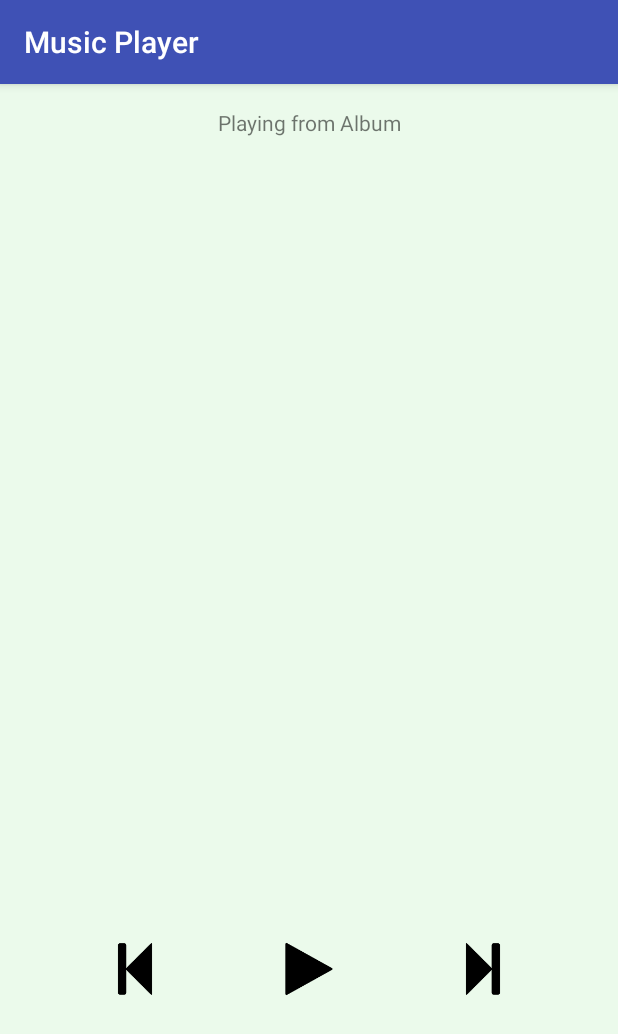
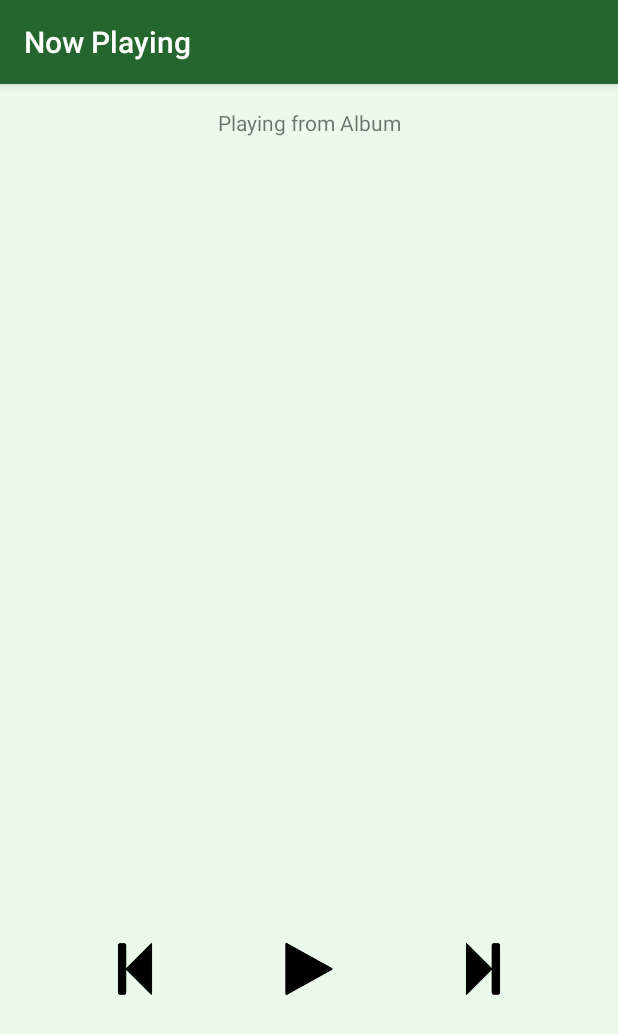
Before and after one commit to stokedpuppet/music_player, an Android app: the NowPlayingActivity screen opened directly, with no data from a screen before it, on a phone screen of 412 x 824 dp. Shown: the top 1034 px of the screen. Run offline under Robolectric (Android 15) with nearby library versions, the phone set to English and light mode, and no system bars; 1 statement that could not run was skipped.

Commit message:
extracted colors, dimens, strings

```diff
--- a/app/src/main/res/layout/activity_now_playing.xml
+++ b/app/src/main/res/layout/activity_now_playing.xml
@@ -4,25 +4,25 @@
     android:layout_width="match_parent"
     android:layout_height="match_parent"
     android:orientation="vertical"
-    android:padding="16dp"
-    android:background="#ebfaeb">
+    android:padding="@dimen/pad"
+    android:background="@color/background_color">
 
     <TextView
         android:layout_width="match_parent"
         android:layout_height="wrap_content"
-        android:text="Playing from Album"
+        android:text="@string/playing_from_album"
         android:gravity="center_horizontal"/>
     <TextView
         android:layout_width="match_parent"
         android:layout_height="wrap_content"
         android:id="@+id/playing_album_text_view"
-
         android:gravity="center_horizontal"
         android:textStyle="bold"/>
     <ImageView
-        android:layout_marginTop="16dp"
-        android:layout_width="300dp"
-        android:layout_height="300dp"
+        android:contentDescription="@string/album_artwork"
+        android:layout_marginTop="@dimen/pad"
+        android:layout_width="@dimen/large_image"
+        android:layout_height="@dimen/large_image"
         android:id="@+id/playing_artwork_img_view"
 
         android:layout_gravity="center_horizontal"/>
@@ -30,9 +30,8 @@
         android:layout_width="match_parent"
         android:layout_height="wrap_content"
         android:id="@+id/playing_title_text_view"
-
         android:gravity="center_horizontal"
-        android:layout_marginTop="16dp"
+        android:layout_marginTop="@dimen/pad"
         android:textSize="16sp"
         android:textStyle="bold"/>
     <TextView
@@ -47,21 +46,24 @@
         android:layout_width="match_parent"
         android:layout_height="match_parent"
         android:orientation="horizontal"
-        android:padding="16dp"
+        android:padding="@dimen/pad"
         android:gravity="center_vertical">
         <ImageView
-            android:layout_width="40dp"
-            android:layout_height="40dp"
+            android:contentDescription="@string/previous_song_icon"
+            android:layout_width="@dimen/play_buttons_size"
+            android:layout_height="@dimen/play_buttons_size"
             android:src="@drawable/backward_song"
             android:layout_weight="1"/>
         <ImageView
-            android:layout_width="40dp"
-            android:layout_height="40dp"
+            android:contentDescription="@string/play_and_pause_icon"
+            android:layout_width="@dimen/play_buttons_size"
+            android:layout_height="@dimen/play_buttons_size"
             android:src="@drawable/play_song"
             android:layout_weight="1"/>
         <ImageView
-            android:layout_width="40dp"
-            android:layout_height="40dp"
+            android:contentDescription="@string/next_song_icon"
+            android:layout_width="@dimen/play_buttons_size"
+            android:layout_height="@dimen/play_buttons_size"
             android:src="@drawable/forward_song"
             android:layout_weight="1"/>
 
--- a/app/src/main/res/layout/activity_song.xml
+++ b/app/src/main/res/layout/activity_song.xml
@@ -1,6 +1,5 @@
 <?xml version="1.0" encoding="utf-8"?>
 <ListView xmlns:android="http://schemas.android.com/apk/res/android"
-    xmlns:tools="http://schemas.android.com/tools"
     android:id="@+id/list"
     android:orientation="vertical"
     android:layout_width="match_parent"
--- a/app/src/main/res/values/colors.xml
+++ b/app/src/main/res/values/colors.xml
@@ -1,6 +1,7 @@
 <?xml version="1.0" encoding="utf-8"?>
 <resources>
-    <color name="colorPrimary">#3F51B5</color>
-    <color name="colorPrimaryDark">#303F9F</color>
-    <color name="colorAccent">#FF4081</color>
+    <color name="colorPrimary">#24662d</color>
+    <color name="colorPrimaryDark">#18481e</color>
+    <color name="colorAccent">#13cfe4</color>
+    <color name="background_color">#ebfaeb</color>
 </resources>
--- /dev/null
+++ b/app/src/main/res/values/dimens.xml
@@ -0,0 +1,12 @@
+<?xml version="1.0" encoding="utf-8"?>
+<resources>
+    <dimen name="gridview_vertical">24dp</dimen>
+    <dimen name="gridview_horizontal">10dp</dimen>
+    <dimen name="pad">16dp</dimen>
+    <dimen name="play_buttons_size">40dp</dimen>
+    <dimen name="large_image">300dp</dimen>
+    <dimen name="medium_image">120dp</dimen>
+    <dimen name="half_pad">8dp</dimen>
+    <dimen name="small_image">60dp</dimen>
+    <dimen name="smaller_image">50dp</dimen>
+</resources>
--- a/app/src/main/res/values/strings.xml
+++ b/app/src/main/res/values/strings.xml
@@ -1,3 +1,9 @@
 <resources>
     <string name="app_name">Music Player</string>
+    <string name="playing_from_album">Playing from Album</string>
+    <string name="album_artwork">album artwork</string>
+    <string name="previous_song_icon">previous song icon</string>
+    <string name="play_and_pause_icon">play and pause icon</string>
+    <string name="next_song_icon">next song icon</string>
+    <string name="artist_image">artist image</string>
 </resources>
--- a/app/src/main/res/values/styles.xml
+++ b/app/src/main/res/values/styles.xml
@@ -3,9 +3,9 @@
     <!-- Base application theme. -->
     <style name="AppTheme" parent="Theme.AppCompat.Light.DarkActionBar">
         <!-- Customize your theme here. -->
-        <item name="colorPrimary">@color/colorPrimary</item>
-        <item name="colorPrimaryDark">@color/colorPrimaryDark</item>
-        <item name="colorAccent">@color/colorAccent</item>
+        <item name="colorPrimary">#24662d</item>
+        <item name="colorPrimaryDark">#18481e</item>
+        <item name="colorAccent">#13cfe4</item>
     </style>
 
 </resources>
```
Also changed, not shown: app/src/main/AndroidManifest.xml (+8 -2 lines), app/src/main/res/layout/activity_artist.xml (+3 -4 lines), app/src/main/res/layout/artist_list_item.xml (+5 -4 lines), app/src/main/res/layout/song_list_item.xml (+10 -10 lines).
